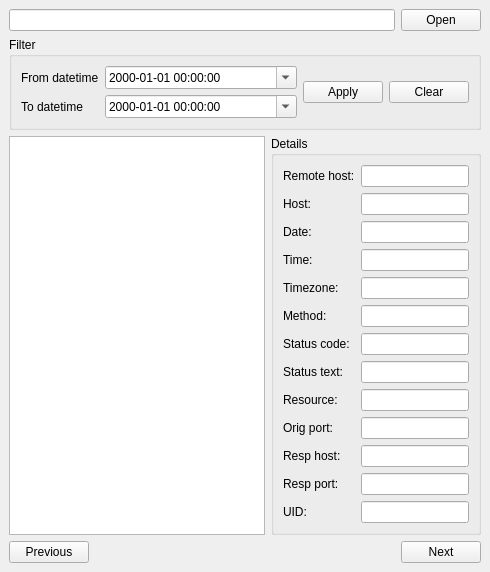
Above: List7/ui/log_browser.ui from BOTAGK/Jezyki_Skryptowe before the change. Below: the same form after it.
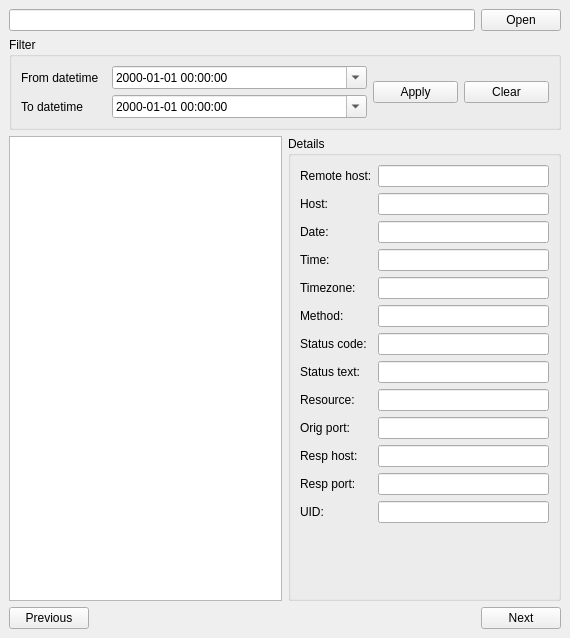
That is the form after the change.

Commit message: chore: change the size of the window

```diff
--- a/List7/ui/log_browser.ui
+++ b/List7/ui/log_browser.ui
@@ -2,6 +2,14 @@
 <ui version="4.0">
  <class>MainWindow</class>
  <widget class="QMainWindow" name="MainWindow">
+  <property name="geometry">
+   <rect>
+    <x>0</x>
+    <y>0</y>
+    <width>570</width>
+    <height>638</height>
+   </rect>
+  </property>
   <property name="windowTitle">
    <string>Log browser</string>
   </property>
```
Left out of the diff: 3 changed lines with no effect on the pictures. The commit also changes 1 other file.
